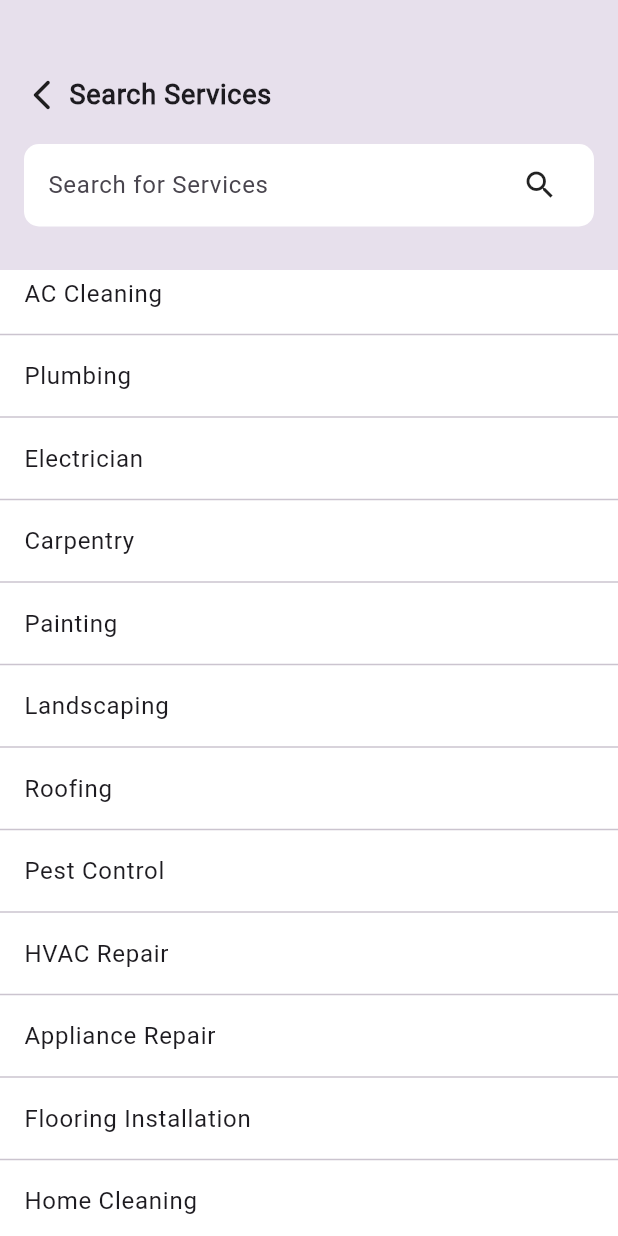
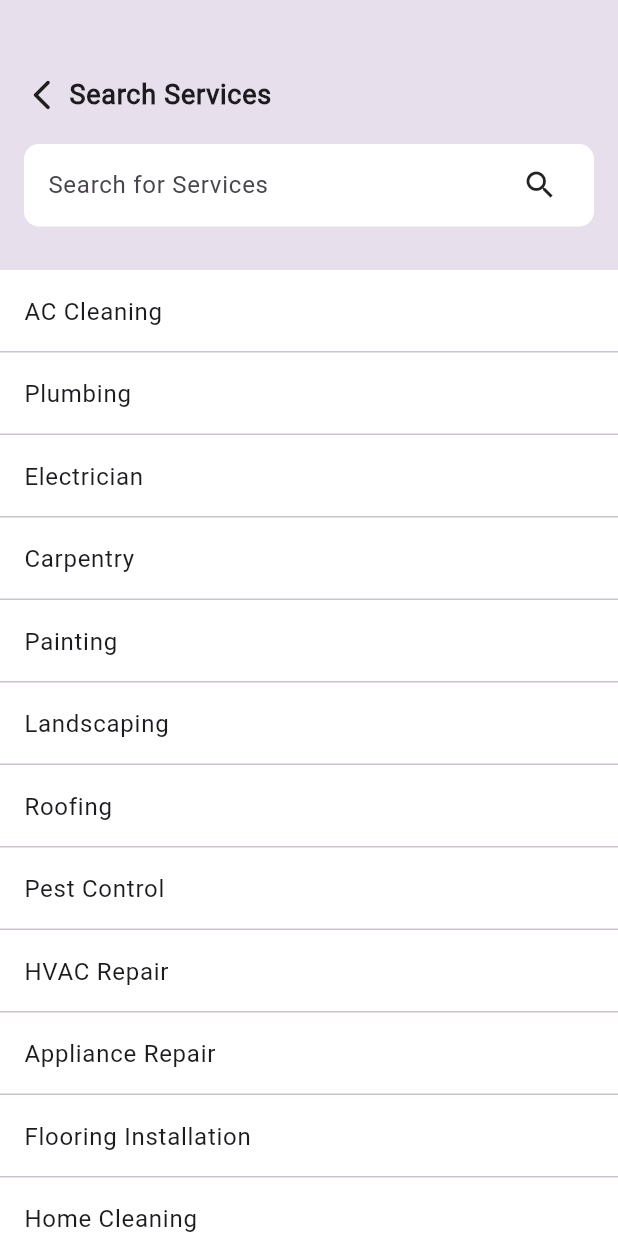
Before and after one commit to meet242005/TaskApp_GDSC, a Flutter app: the SearchServices screen opened directly, on a phone screen of 412 x 824 dp. Run offline on Flutter 3.47's test engine with Material 2 defaults, Android fonts, the phone set to English and light mode, and no system bars; our stand-ins replace geocoding, geolocator, get, shared_preferences; accounts and stored records are empty.

Commit message:
Fixed ListView item spacing, divider pos

```diff
--- a/lib/screens/search/searchservices.dart
+++ b/lib/screens/search/searchservices.dart
@@ -99,6 +99,7 @@ class _SearchServicesState extends State<SearchServices> {
           ),
           Expanded(
             child: ListView.builder(
+              padding: EdgeInsets.zero,
               itemCount: services.length,
               itemBuilder: (BuildContext context, int index) {
                 if (services[index]
@@ -113,10 +114,11 @@ class _SearchServicesState extends State<SearchServices> {
                       height: 55,
                       child: Column(
                         crossAxisAlignment: CrossAxisAlignment.start,
-                        mainAxisAlignment: MainAxisAlignment.center,
+                        mainAxisAlignment: MainAxisAlignment.spaceBetween,
                         children: [
+                          const SizedBox(),
                           Padding(
-                            padding: const EdgeInsets.fromLTRB(16, 0, 16, 8),
+                            padding: const EdgeInsets.fromLTRB(16, 0, 16, 0),
                             child: Text(
                               services[index],
                               style: const TextStyle(
@@ -125,7 +127,9 @@ class _SearchServicesState extends State<SearchServices> {
                                   fontWeight: FontWeight.w400),
                             ),
                           ),
-                          const Divider()
+                          const Divider(
+                            height: 0,
+                          )
                         ],
                       ),
                     ),
```
Also changed, not shown: lib/screens/search/searchlocation.dart (+7 -3 lines), 13 other files.
